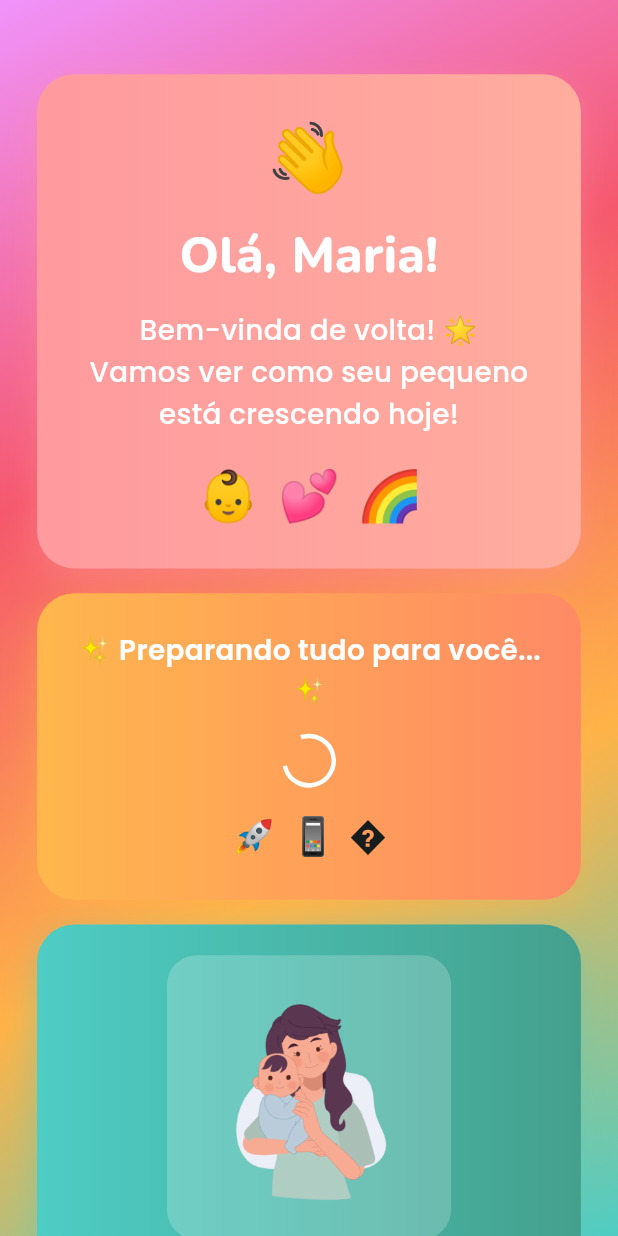
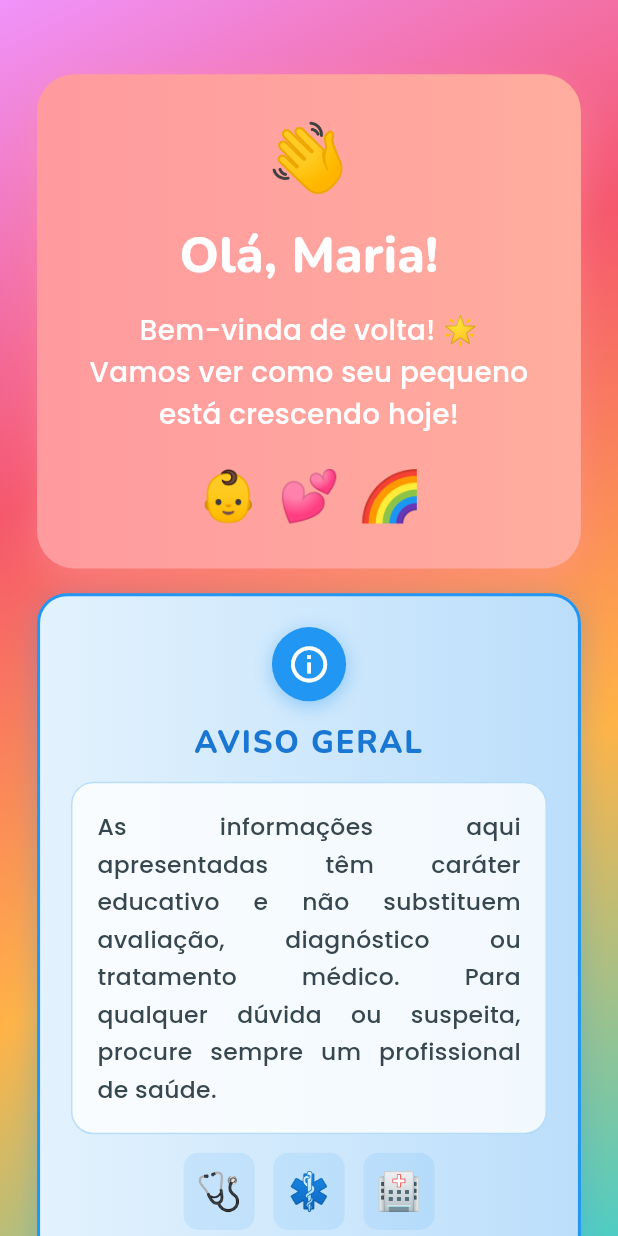
Before and after one commit to LeticiaCalixto/desenvolve, a Flutter app: the PostLoginSplashPage screen opened by its route, on a phone screen of 412 x 824 dp. Run offline on Flutter 3.47's test engine with Material 3 defaults, Android fonts, the light colour scheme and no system bars; our stand-ins replace google_fonts; accounts and stored records are empty.

Commit message:
feat: update PostLoginSplashPage with a 3-second delay and add important notice section

```diff
--- a/lib/app/presentation_layer/pages/splash/post_login_splash_page.dart
+++ b/lib/app/presentation_layer/pages/splash/post_login_splash_page.dart
@@ -17,8 +17,8 @@ class _PostLoginSplashPageState extends State<PostLoginSplashPage> {
   }
 
   Future<void> _navigateToHome() async {
-    // Aguarda 1 segundo antes de navegar para a home
-    await Future.delayed(const Duration(seconds: 2));
+    // Aguarda 3 segundos antes de navegar para a home
+    await Future.delayed(const Duration(seconds: 3));
 
     if (mounted) {
       Navigator.of(context).pushReplacementNamed(AppRoutes.home);
@@ -53,7 +53,7 @@ class _PostLoginSplashPageState extends State<PostLoginSplashPage> {
                 SizedBox(height: screenHeight * 0.03),
                 _buildWelcomeCard(screenWidth),
                 SizedBox(height: screenHeight * 0.02),
-                _buildLoadingIndicator(screenWidth),
+                _buildImportantNotice(screenWidth),
                 SizedBox(height: screenHeight * 0.02),
                 _buildImageContainer(screenWidth),
               ],
@@ -174,6 +174,130 @@ class _PostLoginSplashPageState extends State<PostLoginSplashPage> {
     );
   }
 
+  Widget _buildImportantNotice(double screenWidth) {
+    return Container(
+      width: double.infinity,
+      padding: EdgeInsets.all(screenWidth * 0.05),
+      decoration: BoxDecoration(
+        gradient: const LinearGradient(
+          colors: [Color(0xFFE3F2FD), Color(0xFFBBDEFB)],
+        ),
+        borderRadius: BorderRadius.circular(20),
+        border: Border.all(
+          color: const Color(0xFF2196F3),
+          width: 2,
+        ),
+        boxShadow: [
+          BoxShadow(
+            color: const Color(0xFF2196F3).withOpacity(0.3),
+            blurRadius: 15,
+            offset: const Offset(0, 5),
+          ),
+        ],
+      ),
+      child: Column(
+        children: [
+          // Ícone de aviso
+          Container(
+            width: screenWidth * 0.12,
+            height: screenWidth * 0.12,
+            decoration: BoxDecoration(
+              color: const Color(0xFF2196F3),
+              shape: BoxShape.circle,
+              boxShadow: [
+                BoxShadow(
+                  color: const Color(0xFF2196F3).withOpacity(0.4),
+                  blurRadius: 10,
+                  offset: const Offset(0, 3),
+                ),
+              ],
+            ),
+            child: Icon(
+              Icons.info_outline,
+              color: Colors.white,
+              size: screenWidth * 0.07,
+            ),
+          ),
+          SizedBox(height: screenWidth * 0.03),
+
+          // Título do aviso
+          Text(
+            'AVISO GERAL',
+            style: GoogleFonts.nunito(
+              fontSize: screenWidth * 0.05,
+              fontWeight: FontWeight.w800,
+              color: const Color(0xFF1976D2),
+              letterSpacing: 1.2,
+            ),
+            textAlign: TextAlign.center,
+          ),
+          SizedBox(height: screenWidth * 0.03),
+
+          // Texto do aviso
+          Container(
+            padding: EdgeInsets.all(screenWidth * 0.04),
+            decoration: BoxDecoration(
+              color: Colors.white.withOpacity(0.8),
+              borderRadius: BorderRadius.circular(15),
+              border: Border.all(
+                color: const Color(0xFF2196F3).withOpacity(0.3),
+                width: 1,
+              ),
+            ),
+            child: Text(
+              'As informações aqui apresentadas têm caráter educativo e não substituem avaliação, diagnóstico ou tratamento médico. Para qualquer dúvida ou suspeita, procure sempre um profissional de saúde.',
+              style: GoogleFonts.poppins(
+                fontSize: screenWidth * 0.038,
+                color: const Color(0xFF37474F),
+                height: 1.6,
+                fontWeight: FontWeight.w500,
+              ),
+              textAlign: TextAlign.justify,
+            ),
+          ),
+
+          SizedBox(height: screenWidth * 0.03),
+
+          // Ícones médicos
+          Row(
+            mainAxisAlignment: MainAxisAlignment.center,
+            children: [
+              Container(
+                padding: EdgeInsets.all(screenWidth * 0.02),
+                decoration: BoxDecoration(
+                  color: const Color(0xFF2196F3).withOpacity(0.1),
+                  borderRadius: BorderRadius.circular(10),
+                ),
+                child:
+                    Text('🩺', style: TextStyle(fontSize: screenWidth * 0.06)),
+              ),
+              SizedBox(width: screenWidth * 0.03),
+              Container(
+                padding: EdgeInsets.all(screenWidth * 0.02),
+                decoration: BoxDecoration(
+                  color: const Color(0xFF2196F3).withOpacity(0.1),
+                  borderRadius: BorderRadius.circular(10),
+                ),
+                child:
+                    Text('⚕️', style: TextStyle(fontSize: screenWidth * 0.06)),
+              ),
+              SizedBox(width: screenWidth * 0.03),
+              Container(
+                padding: EdgeInsets.all(screenWidth * 0.02),
+                decoration: BoxDecoration(
+                  color: const Color(0xFF2196F3).withOpacity(0.1),
+                  borderRadius: BorderRadius.circular(10),
+                ),
+                child:
+                    Text('🏥', style: TextStyle(fontSize: screenWidth * 0.06)),
+              ),
+            ],
+          ),
+        ],
+      ),
+    );
+  }
+
   Widget _buildLoadingIndicator(double screenWidth) {
     return Container(
       padding: EdgeInsets.all(screenWidth * 0.06),
@@ -193,7 +317,7 @@ class _PostLoginSplashPageState extends State<PostLoginSplashPage> {
       child: Column(
         children: [
           Text(
-            '✨ Preparando tudo para você... ✨',
+            '✨  ✨',
             style: GoogleFonts.poppins(
               fontSize: screenWidth * 0.045,
               fontWeight: FontWeight.w600,
```
